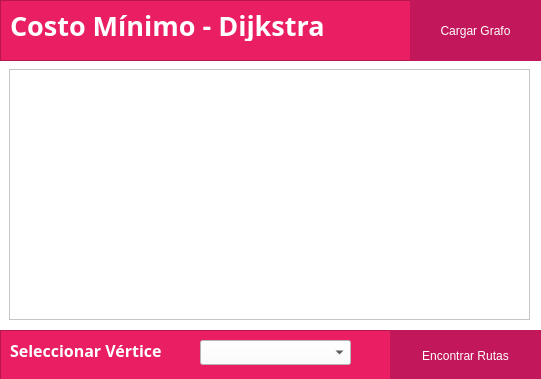
This is dijkstrawindow.ui in carlosvelaquez/Proyecto-EdD1 as Qt 5 draws it before an edit. The edited form follows.
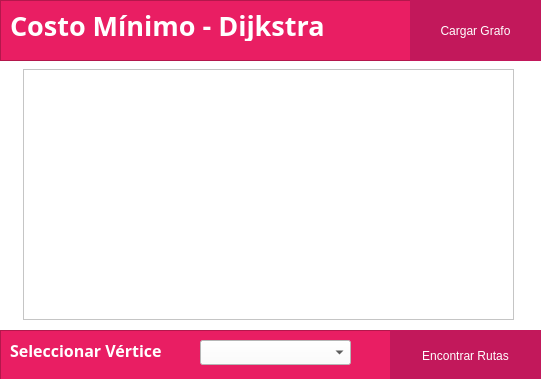
This is the edited form.

Diff of the .ui file:
```diff
--- a/dijkstrawindow.ui
+++ b/dijkstrawindow.ui
@@ -170,21 +170,15 @@
     </property>
    </widget>
   </widget>
-  <widget class="QFrame" name="frame_3">
+  <widget class="QTextEdit" name="textEdit">
    <property name="geometry">
     <rect>
-     <x>9</x>
+     <x>23</x>
      <y>69</y>
-     <width>521</width>
+     <width>491</width>
      <height>251</height>
     </rect>
    </property>
-   <property name="frameShape">
-    <enum>QFrame::StyledPanel</enum>
-   </property>
-   <property name="frameShadow">
-    <enum>QFrame::Raised</enum>
-   </property>
   </widget>
  </widget>
  <resources/>
```
